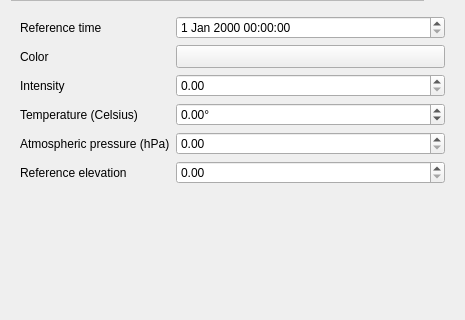
First picture: the form in src/ui/3d/qgslightswidget.ui, repository qgis/QGIS, before the edit; both pictures show x 0 to 465 and y 313 to 633 of the 465 by 633 pixel window.
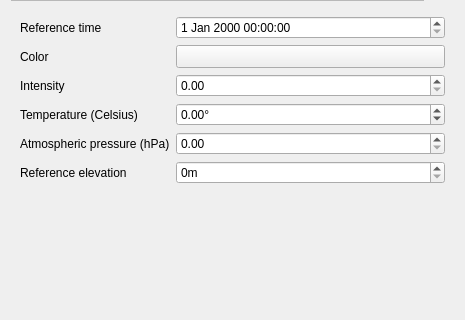
Second picture: the form after the edit. Custom widgets are drawn as their Qt base class.

Commit message: Use m suffix for reference elevation

```diff
--- a/src/ui/3d/qgslightswidget.ui
+++ b/src/ui/3d/qgslightswidget.ui
@@ -595,7 +595,10 @@
        <item row="5" column="1">
         <widget class="QgsDoubleSpinBox" name="mSunElevationSpin">
          <property name="suffix">
-          <string/>
+          <string>m</string>
+         </property>
+         <property name="decimals">
+          <number>0</number>
          </property>
          <property name="maximum">
           <double>9999.000000000000000</double>
```
